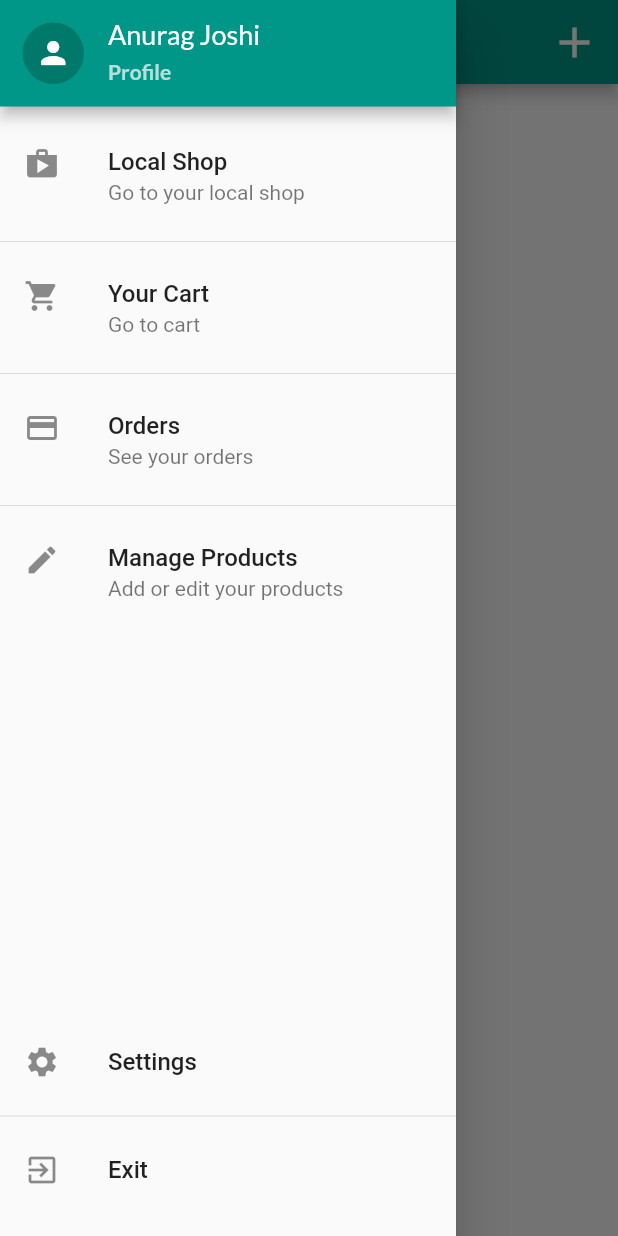
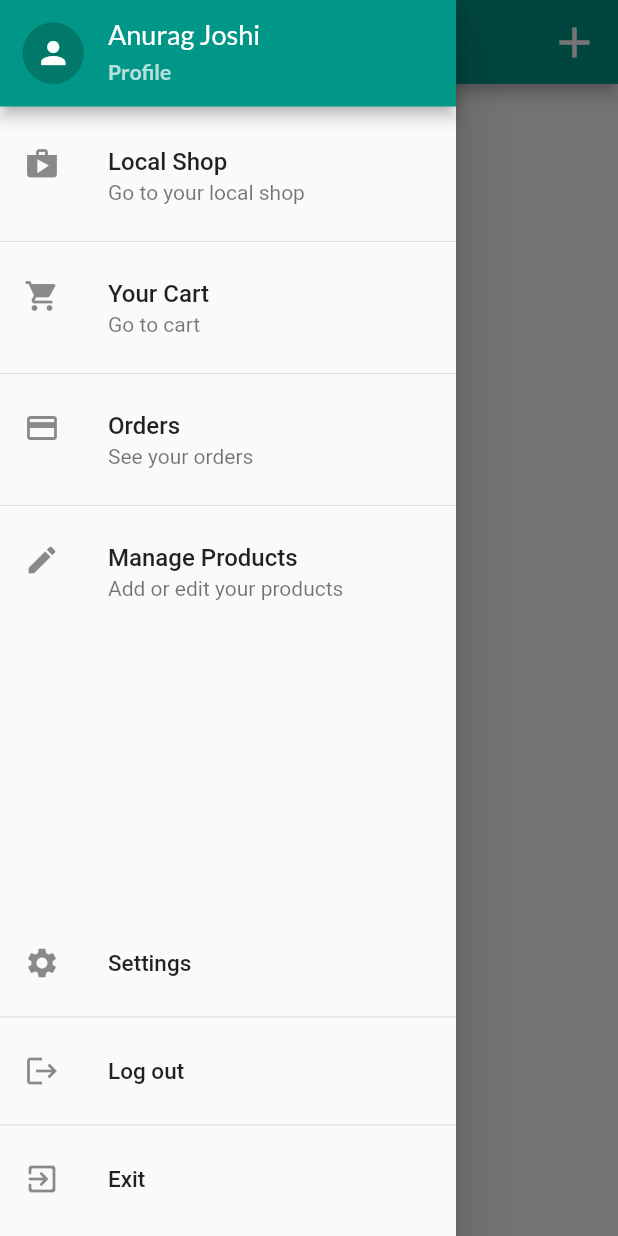
Before and after one commit to anuragjoshi3519/e-commerce-flutter-app, a Flutter app: the ManageProductScreen screen opened by its route, with the side drawer open, on a phone screen of 412 x 824 dp. Run offline on Flutter 3.47's test engine with Material 2 defaults, Android fonts, the light colour scheme and no system bars; missing offline and left inert: flutter_config.

Commit message:
logout option added

```diff
--- a/lib/screens/main_drawer.dart
+++ b/lib/screens/main_drawer.dart
@@ -1,6 +1,8 @@
 import 'package:flutter/material.dart';
 import 'package:flutter/services.dart';
+import 'package:provider/provider.dart';
 
+import '../providers/auth.dart';
 import '../screens/cart_screen.dart';
 import '../screens/manage_product_screen.dart';
 import '../screens/order_screen.dart';
@@ -93,22 +95,31 @@ class MainDrawer extends StatelessWidget {
                 leading: const Icon(Icons.settings),
                 title: const Text(
                   "Settings",
-                  style: TextStyle(fontSize: 16),
+                  style: TextStyle(fontSize: 15),
                 ),
                 onTap: () => null,
               ),
               const Divider(),
               ListTile(
-                leading: const Icon(Icons.exit_to_app),
+                leading: const Icon(Icons.logout),
+                title: const Text(
+                  "Log out",
+                  style: TextStyle(fontSize: 15),
+                ),
+                onTap: () => Provider.of<Auth>(context,listen: false).logout(),
+              ),
+              const Divider(),
+              ListTile(
+                leading: const Icon(Icons.exit_to_app_rounded),
                 title: const Text(
                   "Exit",
-                  style: TextStyle(fontSize: 16),
+                  style: TextStyle(fontSize: 15),
                 ),
                 onTap: () => showDialog(
                     context: context,
                     builder: (ctx) => AlertDialog(
-                            title: const Text("Exit"),
-                            content: const Text("Do you really want to exit?"),
+                            title: const Text("Exit?"),
+                            content: const Text("Do you really wish to exit?"),
                             actions: [
                               FlatButton(
                                 onPressed: () => Navigator.of(ctx).pop(),
@@ -120,7 +131,7 @@ class MainDrawer extends StatelessWidget {
                               ),
                             ])),
               ),
-              const SizedBox(height: 16),
+              const SizedBox(height: 10),
             ],
           ),
         ),
```
